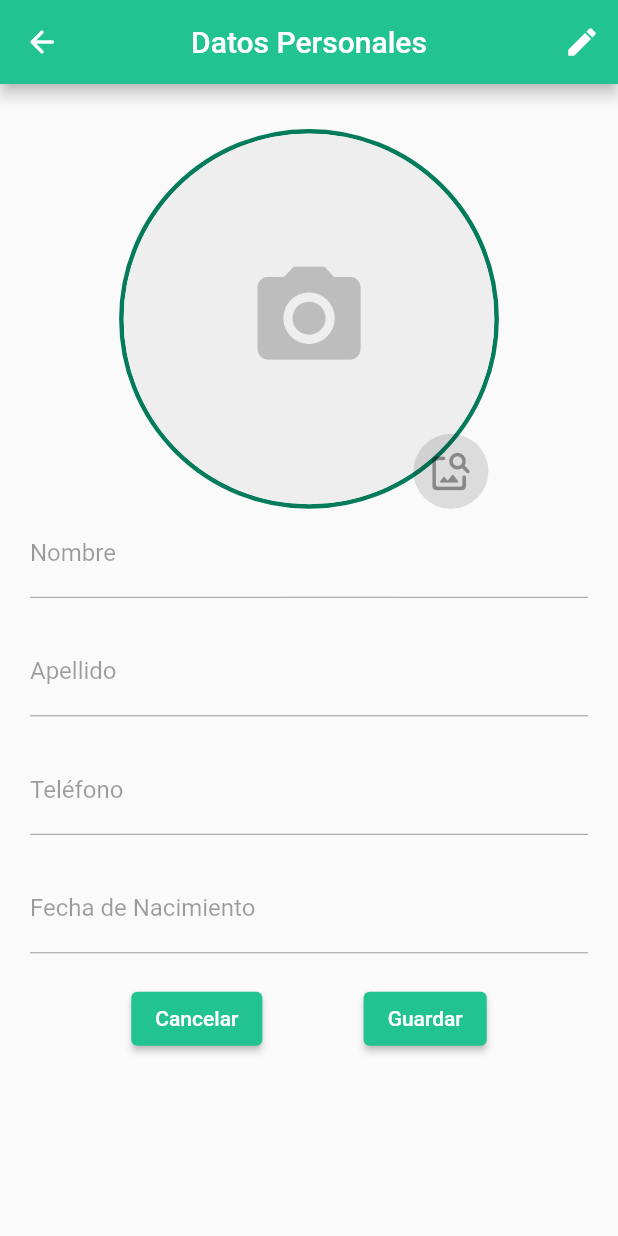
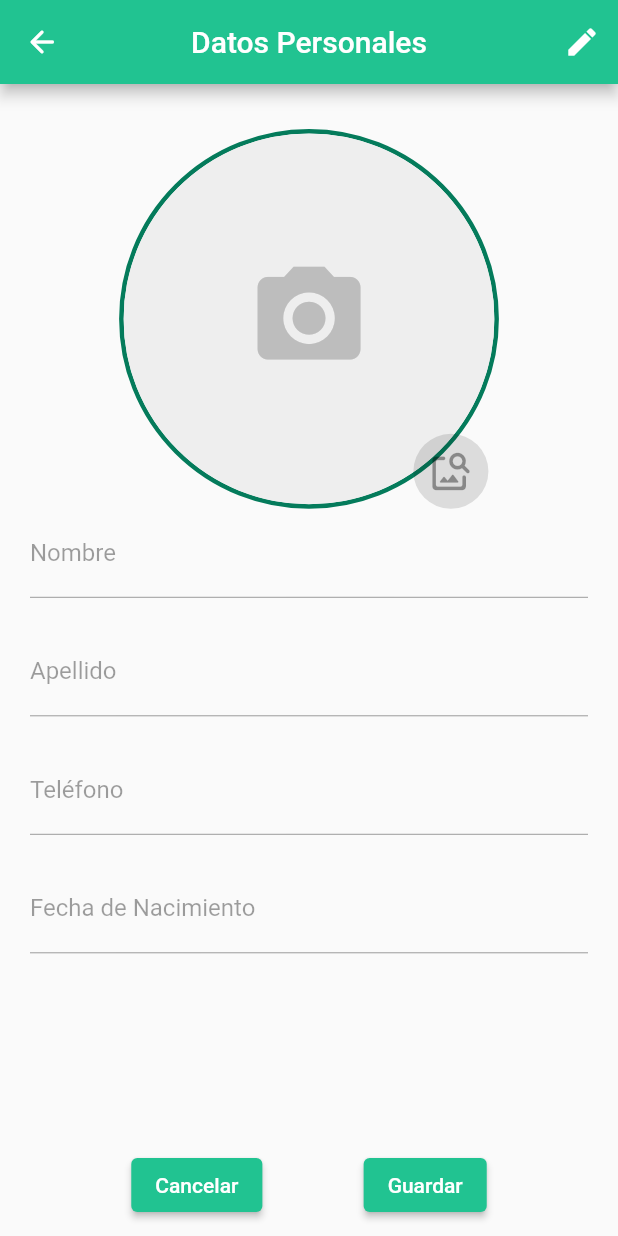
Before and after one commit to RadoV18/fielamigo_app, a Flutter app: the ProfilePersonalInformationScreen screen opened by its route, on a phone screen of 412 x 824 dp. Run offline on Flutter 3.47's test engine with Material 2 defaults, Android fonts, the phone set to English and light mode, and no system bars; our stand-ins replace bloc, equatable, flutter_bloc, flutter_svg, formz, image_picker and 5 more; missing offline and left inert: circular_bottom_navigation, dart:ffi, flutter_password_strength; accounts and stored records are empty.

```diff
--- a/lib/screens/profile_personal_information/profile_personal_information.dart
+++ b/lib/screens/profile_personal_information/profile_personal_information.dart
@@ -36,7 +36,9 @@ class _ProfilePersonalInformationScreenState extends State<ProfilePersonalInform
             overscroll.disallowIndicator();
             return false;
           },
-          child: SingleChildScrollView (
+          child: CustomScrollView (
+            slivers: [
+              SliverFillRemaining(
                 child: Padding(
                   padding: const EdgeInsets.fromLTRB(20, 10, 20, 10),
                   child: Center(
@@ -115,6 +117,8 @@ class _ProfilePersonalInformationScreenState extends State<ProfilePersonalInform
                   ),
                 ),
               ),
+            ],
+          ),
         )
       )
     );
```
Lines whose indentation alone changed are shown as unchanged.
